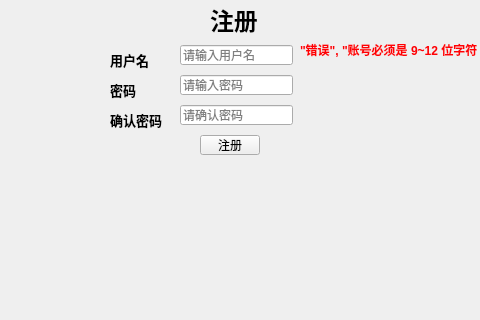
chichuxwx/Food-delivery-platform, file mainwindow.ui: the form before one commit; both pictures show x 170 to 650 and y 165 to 485 of the 800 by 600 pixel window.
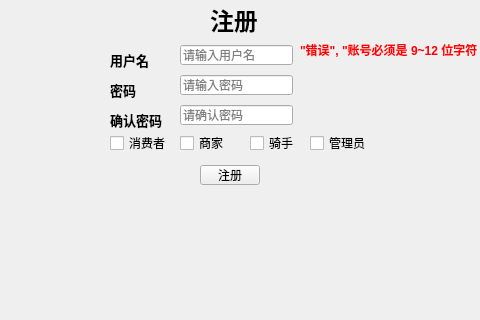
The form after the commit.

```diff
--- a/mainwindow.ui
+++ b/mainwindow.ui
@@ -190,7 +190,7 @@
     <property name="geometry">
      <rect>
       <x>370</x>
-      <y>300</y>
+      <y>330</y>
       <width>60</width>
       <height>20</height>
      </rect>
@@ -236,6 +236,58 @@
      <string>&lt;html&gt;&lt;head/&gt;&lt;body&gt;&lt;p&gt;&lt;span style=&quot; font-weight:700; color:#ff0004;&quot;&gt;&amp;quot;错误&amp;quot;, &amp;quot;账号必须是 9~12 位字符！&lt;/span&gt;&lt;/p&gt;&lt;/body&gt;&lt;/html&gt;</string>
     </property>
    </widget>
+   <widget class="QCheckBox" name="checkBox">
+    <property name="geometry">
+     <rect>
+      <x>280</x>
+      <y>300</y>
+      <width>60</width>
+      <height>16</height>
+     </rect>
+    </property>
+    <property name="text">
+     <string>消费者</string>
+    </property>
+   </widget>
+   <widget class="QCheckBox" name="checkBox_2">
+    <property name="geometry">
+     <rect>
+      <x>350</x>
+      <y>300</y>
+      <width>60</width>
+      <height>16</height>
+     </rect>
+    </property>
+    <property name="text">
+     <string>商家</string>
+    </property>
+   </widget>
+   <widget class="QCheckBox" name="checkBox_3">
+    <property name="geometry">
+     <rect>
+      <x>420</x>
+      <y>300</y>
+      <width>60</width>
+      <height>16</height>
+     </rect>
+    </property>
+    <property name="text">
+     <string>骑手</string>
+    </property>
+   </widget>
+   <widget class="QCheckBox" name="checkBox_4">
+    <property name="geometry">
+     <rect>
+      <x>480</x>
+      <y>300</y>
+      <width>60</width>
+      <height>16</height>
+     </rect>
+    </property>
+    <property name="text">
+     <string>管理员</string>
+    </property>
+   </widget>
   </widget>
  </widget>
  <resources/>
```
